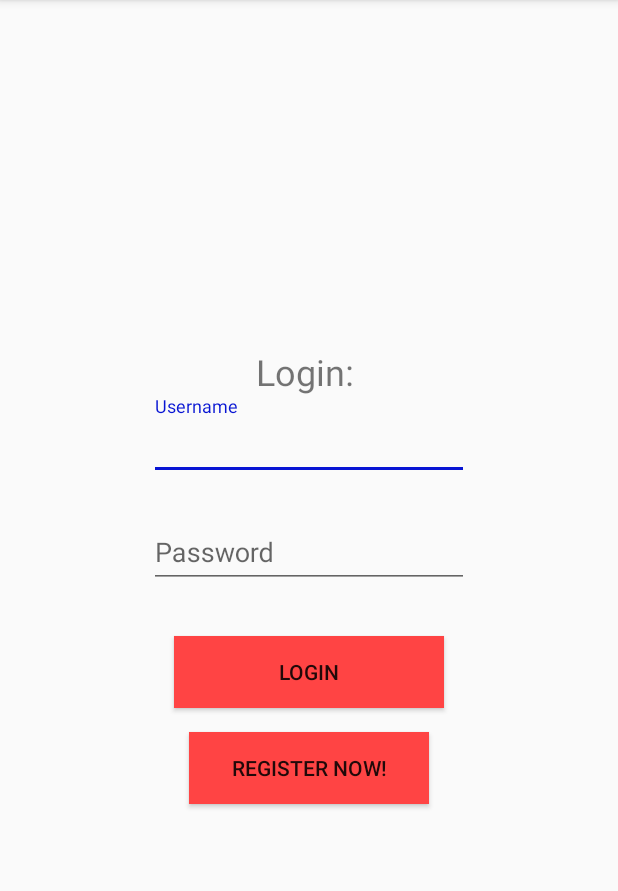
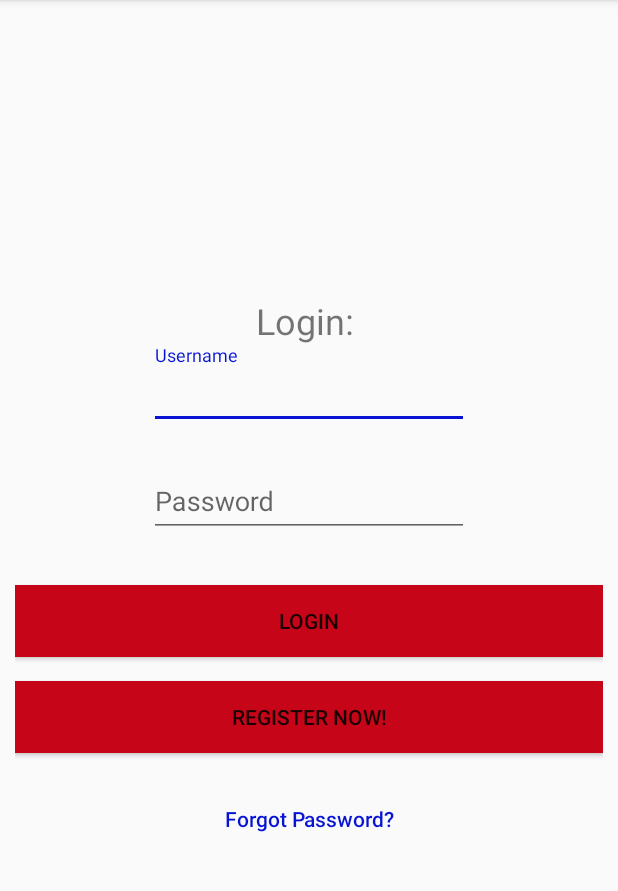
Before and after one commit to kevindevries/studybetterapp, an Android app: the screen it shows after launch (MainActivity), on a phone screen of 412 x 824 dp, the part 84-975 px from its top. Run offline under Robolectric (Android 15) with nearby library versions, the phone set to English and light mode, and no system bars; our stand-ins replace Firebase (no records; nobody signed in at launch, a user with empty details on screens opened directly).

Commit message:
Added forgot password functionality

```diff
--- a/app/src/main/res/layout/activity_main.xml
+++ b/app/src/main/res/layout/activity_main.xml
@@ -5,6 +5,7 @@
     xmlns:tools="http://schemas.android.com/tools"
     android:layout_width="match_parent"
     android:layout_height="match_parent"
+    android:padding="10dp"
     tools:context="com.example.kevdevries.studybetter.MainActivity">
 
     <LinearLayout
@@ -33,8 +34,7 @@
                 android:layout_marginBottom="16dp"
                 android:ems="10"
                 android:hint="@string/username_message"
-                android:inputType="textEmailAddress"
-                android:textColor="@color/colorPrimary" />
+                android:inputType="textEmailAddress"/>
         </android.support.design.widget.TextInputLayout>
 
         <android.support.design.widget.TextInputLayout
@@ -50,25 +50,34 @@
                 android:ems="10"
                 android:hint="@string/password_message"
                 android:imeOptions="actionNext"
-                android:inputType="textPassword"
-                android:textColor="@color/colorPrimary" />
+                android:inputType="textPassword" />
         </android.support.design.widget.TextInputLayout>
 
         <Button
             android:id="@+id/btn_login"
-            android:layout_width="180dp"
+            android:layout_width="match_parent"
             android:layout_height="wrap_content"
             android:layout_marginTop="16dp"
-            android:background="@android:color/holo_red_light"
+            android:background="@color/colorPrimary"
             android:text="@string/button_login" />
 
         <Button
             android:id="@+id/btn_registernow"
-            android:layout_width="160dp"
+            android:layout_width="match_parent"
             android:layout_height="wrap_content"
             android:layout_marginTop="16dp"
-            android:background="@android:color/holo_red_light"
+            android:background="@color/colorPrimary"
             android:text="@string/button_register1" />
+
+        <Button
+            android:id="@+id/btn_forgot_password"
+            android:layout_width="match_parent"
+            android:layout_height="wrap_content"
+            android:layout_marginTop="20dip"
+            android:background="@null"
+            android:text="@string/btn_forgot_password"
+            android:textAllCaps="false"
+            android:textColor="?attr/colorAccent" />
 
     </LinearLayout>
 </android.support.design.widget.CoordinatorLayout>
--- a/app/src/main/res/values/strings.xml
+++ b/app/src/main/res/values/strings.xml
@@ -47,4 +47,9 @@
     <string name="titlemessage">Input descriptive title</string>
     <string name="date">Pick a Date:</string>
     <string name="time">Pick a Time:</string>
+    <string name="btn_forgot_password">Forgot Password?</string>
+    <string name="lbl_forgot_password">Forgot Password?</string>
+    <string name="forgot_password_msg">Please enter your registered email address so we can send your password reset instructions.</string>
+    <string name="btn_back">Back</string>
+    <string name="btn_reset_password">Reset Password</string>
 </resources>
--- a/build.gradle
+++ b/build.gradle
@@ -7,7 +7,7 @@ buildscript {
         jcenter()
     }
     dependencies {
-        classpath 'com.android.tools.build:gradle:3.0.1'
+        classpath 'com.android.tools.build:gradle:3.1.1'
         classpath 'com.google.gms:google-services:3.1.0'
 
 
```
Also changed, not shown: app/build.gradle (+10 -10 lines), app/src/main/java/com/example/kevdevries/studybetter/MainActivity.java (+56 -7 lines), app/src/main/res/layout/activity_reset_password.xml (added, +65 -0 lines), gradle/wrapper/gradle-wrapper.properties.
